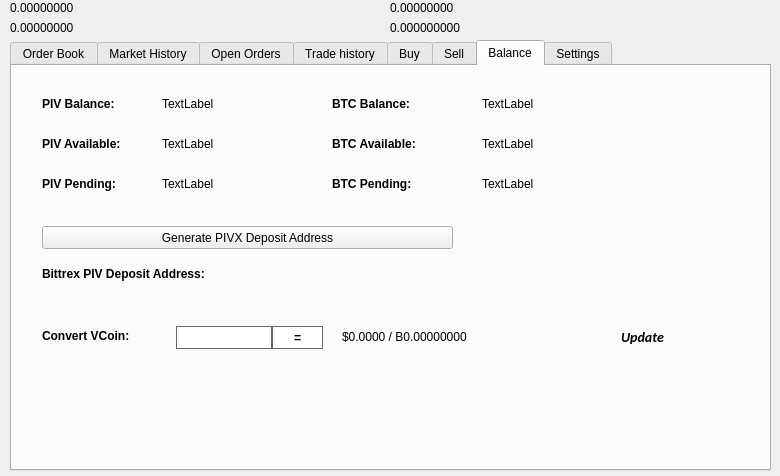
Before: the Qt Designer form src/qt/forms/tradingdialog.ui in IgorShatalov/allcoin, drawn with Qt 5.
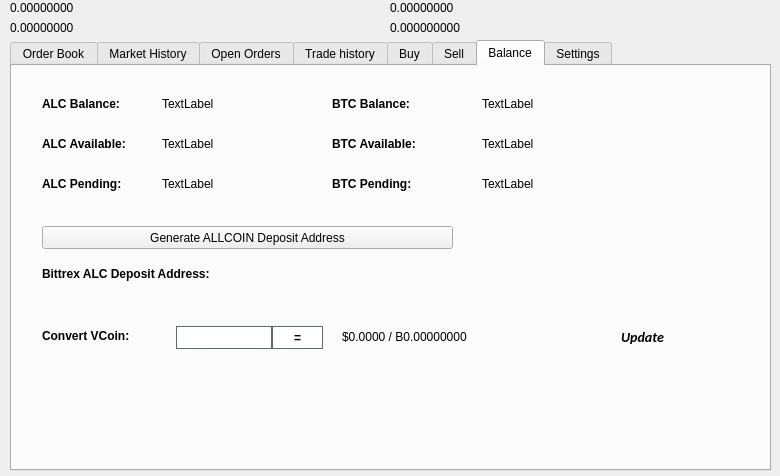
After: the same form once the commit is applied. The open tabs and pages were chosen to show the change. Icons and pictures are not drawn.

Patch:
```diff
--- a/src/qt/forms/tradingdialog.ui
+++ b/src/qt/forms/tradingdialog.ui
@@ -2762,7 +2762,7 @@
       </font>
      </property>
      <property name="text">
-      <string>PIV Balance:</string>
+      <string>ALC Balance:</string>
      </property>
     </widget>
     <widget class="QLabel" name="label_12">
@@ -2813,7 +2813,7 @@
       </font>
      </property>
      <property name="text">
-      <string>PIV Available:</string>
+      <string>ALC Available:</string>
      </property>
     </widget>
     <widget class="QLabel" name="label_14">
@@ -2832,7 +2832,7 @@
       </font>
      </property>
      <property name="text">
-      <string>PIV Pending:</string>
+      <string>ALC Pending:</string>
      </property>
     </widget>
     <widget class="QLabel" name="PIVPendingLabel">
@@ -2928,7 +2928,7 @@
       </font>
      </property>
      <property name="text">
-      <string>Bittrex PIV Deposit Address:</string>
+      <string>Bittrex ALC Deposit Address:</string>
      </property>
     </widget>
     <widget class="QPushButton" name="GenDepositBTN">
@@ -2941,7 +2941,7 @@
       </rect>
      </property>
      <property name="text">
-      <string>Generate PIVX Deposit Address</string>
+      <string>Generate ALLCOIN Deposit Address</string>
      </property>
      <property name="icon">
       <iconset resource="../pivx.qrc">
```
Left out of the diff: 46 changed lines with no effect on the pictures.
